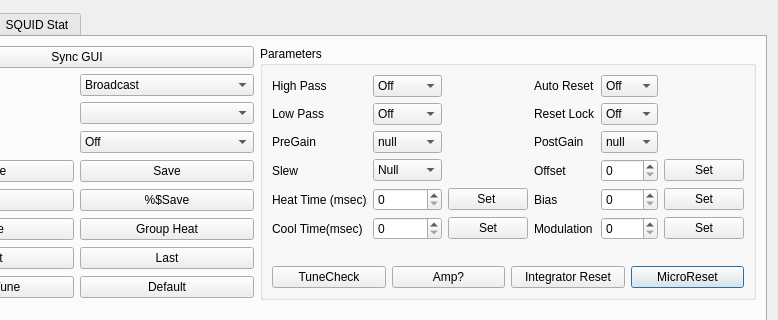
This is applications/mne_x/plugins/babymeg/FormFiles/babymegsquidcontroldgl.ui in mne-tools/mne-cpp as Qt 5 draws it before an edit; both pictures show x 122 to 900 and y 0 to 320 of the 900 by 901 pixel window. The edited form follows.
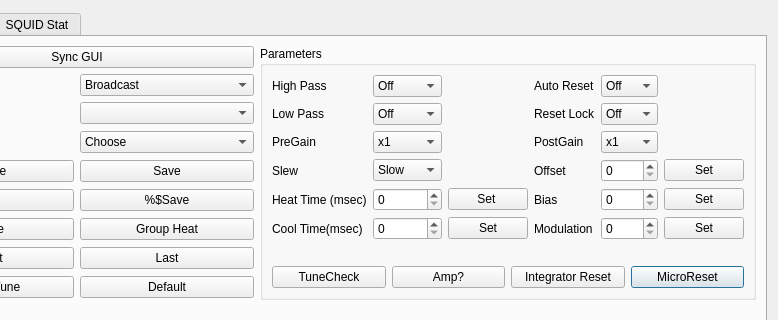
This is the edited form.

Commit message: Change the data block length for noise estimation and match the pregain and post gain items in remote SQUID control

The edit to the form file:
```diff
--- a/applications/mne_x/plugins/babymeg/FormFiles/babymegsquidcontroldgl.ui
+++ b/applications/mne_x/plugins/babymeg/FormFiles/babymegsquidcontroldgl.ui
@@ -114,11 +114,6 @@
            <layout class="QGridLayout" name="gridLayout_2">
             <item row="3" column="1">
              <widget class="QComboBox" name="m_Qcb_slew">
-              <item>
-               <property name="text">
-                <string>Null</string>
-               </property>
-              </item>
               <item>
                <property name="text">
                 <string>Slow</string>
@@ -138,11 +133,6 @@
             </item>
             <item row="2" column="1">
              <widget class="QComboBox" name="m_Qcb_pregain">
-              <item>
-               <property name="text">
-                <string>null</string>
-               </property>
-              </item>
               <item>
                <property name="text">
                 <string>x1</string>
@@ -341,11 +331,6 @@
             </item>
             <item row="2" column="4">
              <widget class="QComboBox" name="m_Qcb_postgain">
-              <item>
-               <property name="text">
-                <string>null</string>
-               </property>
-              </item>
               <item>
                <property name="text">
                 <string>x1</string>
@@ -540,7 +525,7 @@
           <widget class="QComboBox" name="m_Qcb_opermode">
            <item>
             <property name="text">
-             <string>Off</string>
+             <string>Choose</string>
             </property>
            </item>
            <item>
```
Left out of the diff: 5 changed lines with no effect on the pictures. The commit also changes 2 other files.
